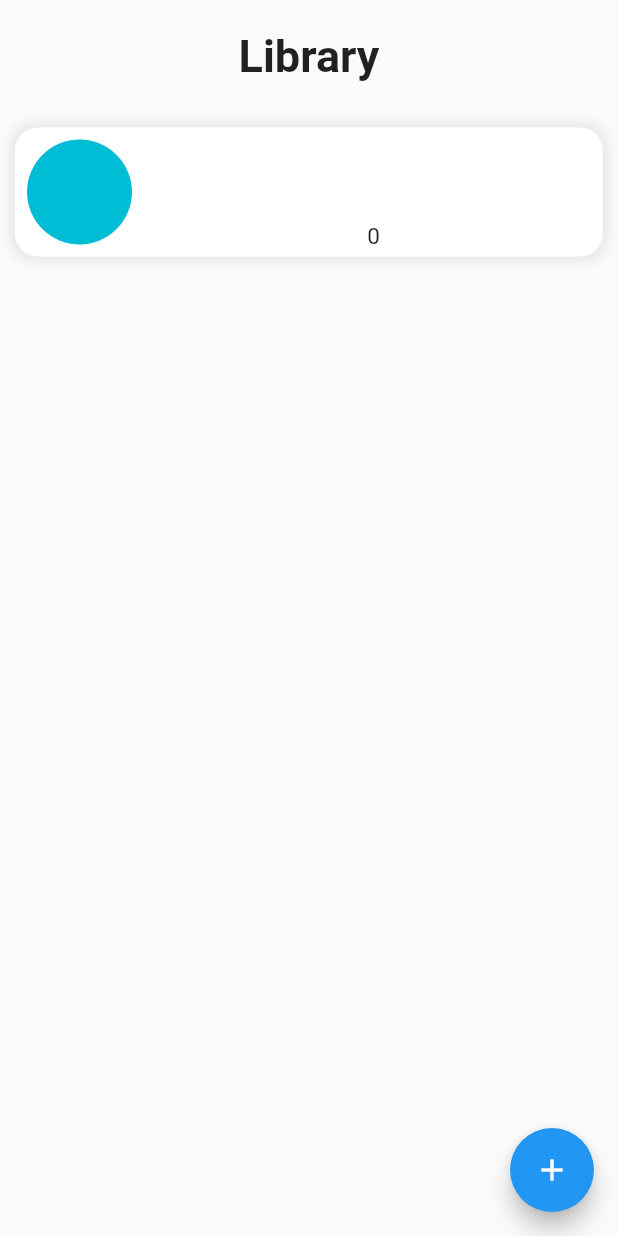
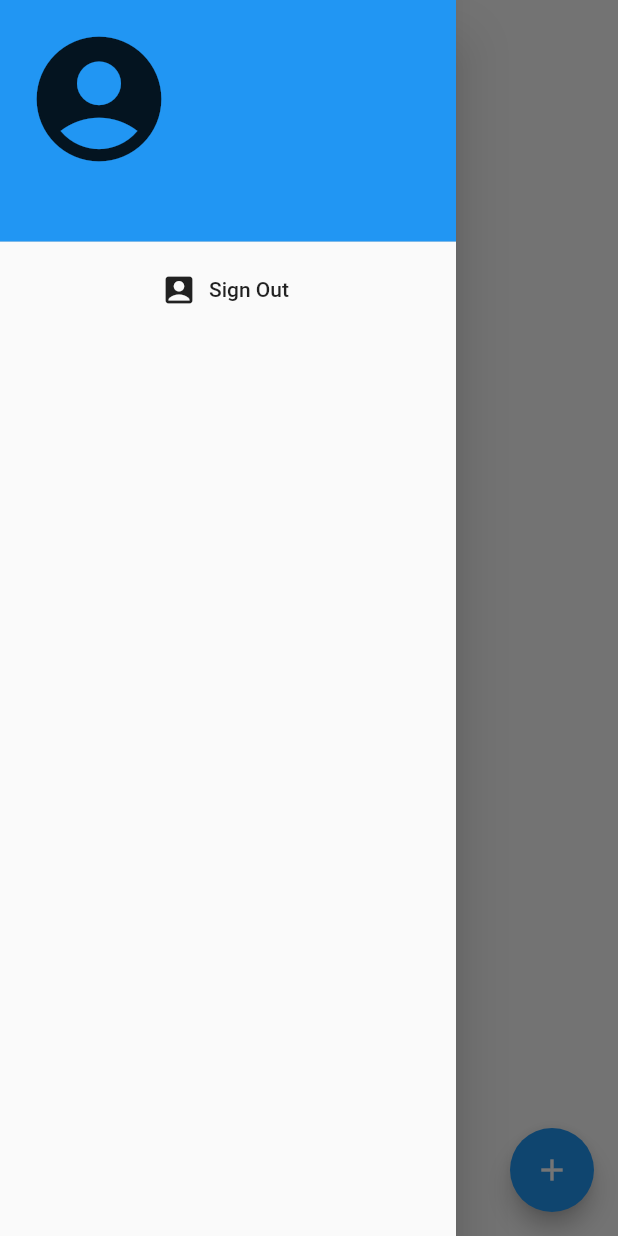
Before and after one commit to MousumiSaha666/flutter_project, a Flutter app: the screen it shows once a user with an empty profile is signed in, with the side drawer open (before the commit the screen has no drawer), on a phone screen of 412 x 824 dp. Run offline on Flutter 3.47's test engine with Material 2 defaults, Android fonts, the phone set to English and light mode, and no system bars; our stand-ins replace cloud_firestore, firebase_auth, flutter_spinkit; accounts and stored records are empty.

```diff
--- a/lib/screens/home/home.dart
+++ b/lib/screens/home/home.dart
@@ -8,29 +8,66 @@ import 'package:project/screens/home/settings_form.dart';
 
 import '../../models/my_library.dart';
 import '../../models/user.dart';
+import '../../services/auth.dart';
+import '../../services/auth.dart';
 import '../../services/database.dart';
 import 'library_tile.dart';
 
 class Home extends StatelessWidget {
   final AuthService _auth = AuthService();
+  final GlobalKey _scaffoldKey = GlobalKey<ScaffoldState>();
+
+  Widget drawer(BuildContext context) {
+    return Column(
+      children: <Widget>[
+        UserAccountsDrawerHeader(
+          //Account Name cannot be displayed since Name is not an input during registration
+          accountName: null,
+          accountEmail: FutureBuilder(
+            future: AuthService().getUserEmail(),
+            builder: (context, snapshot) {
+              if (snapshot.hasData) {
+                return Text(snapshot.data);
+              } else if (snapshot.hasError) {
+                return Text(snapshot.error);
+              }
+              return CircularProgressIndicator();
+            },
+          ),
+          currentAccountPicture: Icon(
+            Icons.account_circle,
+            size: 100,
+          ),
+        ),
+        FlatButton.icon(
+            onPressed: () => AuthService().signOut(),
+            icon: Icon(Icons.account_box),
+            label: Text("Sign Out"))
+      ],
+    );
+  }
+
   @override
   Widget build(BuildContext context) {
-    void _showSettingsPanel() {
-      showModalBottomSheet(
+    return Scaffold(
+      key: _scaffoldKey,
+      // floatingActionButtonLocation: FloatingActionButtonLocation.centerFloat,
+      floatingActionButton: FloatingActionButton(
+        onPressed: () => showModalBottomSheet(
             context: context,
+            isScrollControlled: true,
             builder: (context) {
               return Container(
                 padding: EdgeInsets.symmetric(vertical: 20.0, horizontal: 60.0),
-              child: SettingsForm(),
+                child: SettingsForm(
+                  toAdd: true,
+                ),
               );
-          });
-    }
-
-    return Scaffold(
-      // floatingActionButtonLocation: FloatingActionButtonLocation.centerFloat,
-      floatingActionButton: FloatingActionButton(
-        onPressed: () {},
+            }),
         child: Icon(Icons.add),
+      ),
+      drawer: Drawer(
+        child: drawer(context),
       ),
       body: SafeArea(
         child: Column(
@@ -38,12 +75,23 @@ class Home extends StatelessWidget {
             SizedBox(
               height: 20,
             ),
-            Text(
+            Stack(
+              children: [
+                Builder(
+                    builder: (context) => IconButton(
+                          icon: Icon(Icons.menu),
+                          onPressed: () => Scaffold.of(context).openDrawer(),
+                        )),
+                Center(
+                  child: Text(
                     "Library",
                     style: TextStyle(
-                fontSize: 30,
+                      fontSize: 35,
                       fontWeight: FontWeight.bold,
                     ),
+                  ),
+                ),
+              ],
             ),
             SizedBox(
               height: 10,
@@ -54,17 +102,21 @@ class Home extends StatelessWidget {
                       .booksOfCurrentUser,
                   builder: (context, snapshot) {
                     if (snapshot.hasData) {
-                      String studentName = snapshot.data["studentname"];
-                      String bookName = snapshot.data["bookname"];
-                      int days = snapshot.data["days"];
+                      // String studentName = snapshot.data["studentname"];
+                      // String bookName = snapshot.data["bookname"];
+                      // int days = snapshot.data["days"];
+
+                      List bookList = snapshot.data["Books"];
+
                       return ListView.builder(
-                          itemCount: 1,
+                          itemCount: bookList == null ? 0 : bookList.length,
                           itemBuilder: (context, index) {
+                            var book = bookList[index];
                             return LibraryTile(
                               myLibrary: MyLibrary(
-                                  studentname: studentName,
-                                  bookname: bookName,
-                                  days: days),
+                                  studentname: book["studentname"],
+                                  bookname: book["bookname"],
+                                  days: book["days"]),
                             );
                           });
                     }
```
Also changed, not shown: lib/screens/home/library_tile.dart (+51 -18 lines), lib/screens/home/settings_form.dart (+27 -17 lines), lib/services/auth.dart (+38 -26 lines), lib/services/database.dart (+44 -10 lines). Lines whose indentation alone changed are shown as unchanged.
